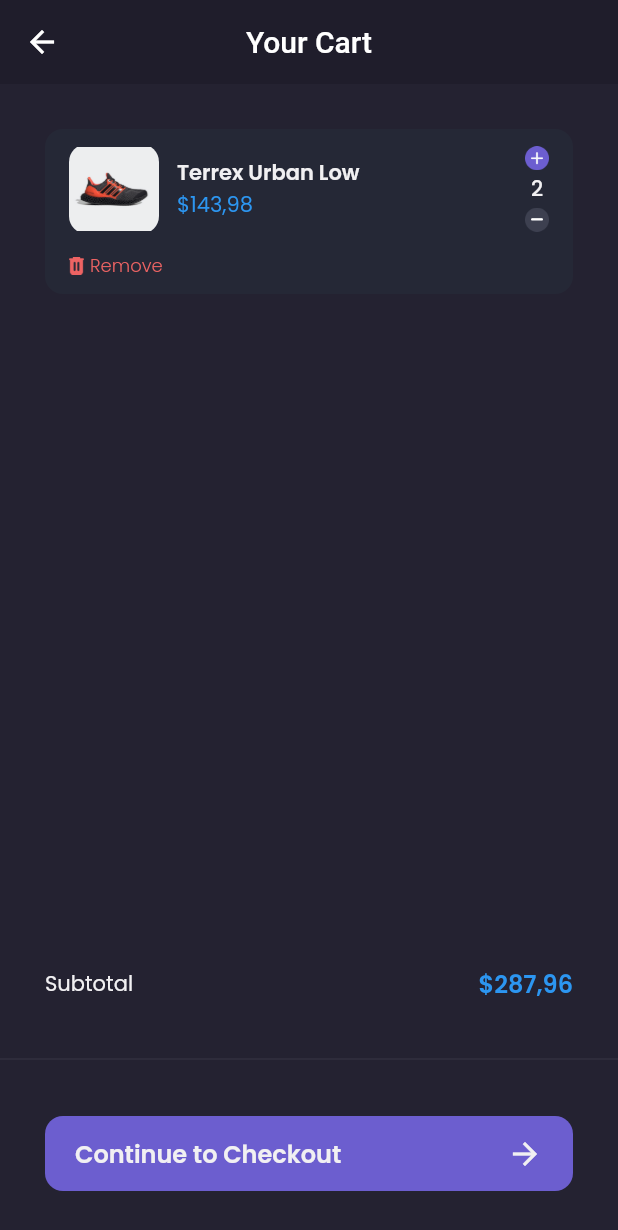
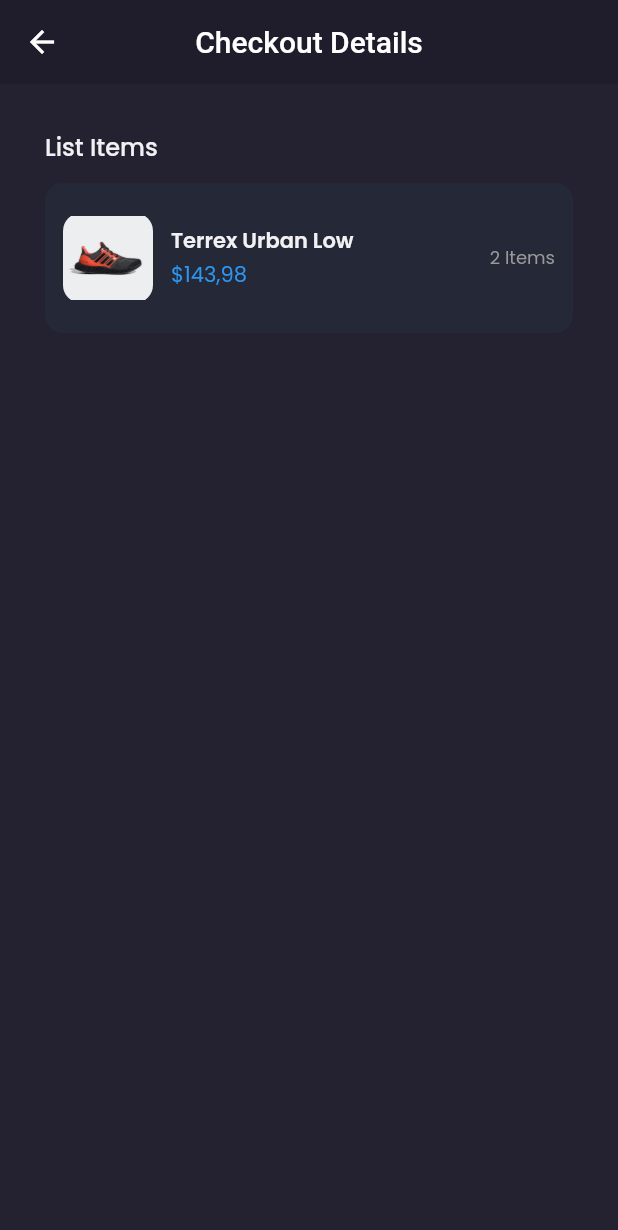
Before and after one commit to nenofetch/bwa_frontend_flutter, a Flutter app: the CartPage screen opened by its route, after a tap on "Continue to Checkout", on a phone screen of 412 x 824 dp. Shown: the top 1230 px of the screen. Run offline on Flutter 3.47's test engine with Material 2 defaults, Android fonts, the phone set to English and light mode, and no system bars; our stand-ins replace carousel_slider, google_fonts.

Commit message:
feat: adding checkout page

```diff
--- a/lib/main.dart
+++ b/lib/main.dart
@@ -1,5 +1,6 @@
 import 'package:flutter/material.dart';
 import 'package:shamo_frontend/pages/cart_page.dart';
+import 'package:shamo_frontend/pages/checkout_page.dart';
 import 'package:shamo_frontend/pages/edit_profile_page.dart';
 import 'package:shamo_frontend/pages/home/detail_chat_page.dart';
 import 'package:shamo_frontend/pages/home/main_page.dart';
@@ -26,6 +27,7 @@ class MyApp extends StatelessWidget {
         '/edit-profile': (context) => EditProfilePage(),
         '/product': (context) => ProductPage(),
         '/cart': (context) => CartPage(),
+        '/checkout': (context) => CheckoutPage(),
       },
     );
   }
--- a/lib/pages/cart_page.dart
+++ b/lib/pages/cart_page.dart
@@ -123,7 +123,9 @@ class CartPage extends StatelessWidget {
               margin: EdgeInsets.symmetric(horizontal: defaultMargin),
               height: 50,
               child: TextButton(
-                onPressed: () {},
+                onPressed: () {
+                  Navigator.pushNamed(context, '/checkout');
+                },
                 style: TextButton.styleFrom(
                   backgroundColor: primaryColor,
                   padding: EdgeInsets.symmetric(
--- /dev/null
+++ b/lib/pages/checkout_page.dart
@@ -0,0 +1,52 @@
+import 'package:flutter/material.dart';
+import 'package:shamo_frontend/themes.dart';
+import 'package:shamo_frontend/widgets/checkout_card.dart';
+
+class CheckoutPage extends StatelessWidget {
+  const CheckoutPage({super.key});
+
+  @override
+  Widget build(BuildContext context) {
+    PreferredSizeWidget header() {
+      return AppBar(
+        backgroundColor: backgroundColor1,
+        elevation: 0,
+        centerTitle: true,
+        title: Text('Checkout Details'),
+      );
+    }
+
+    Widget content() {
+      return ListView(
+        padding: EdgeInsets.symmetric(
+          horizontal: defaultMargin,
+        ),
+        children: [
+          // List items section
+          Container(
+            margin: EdgeInsets.only(top: defaultMargin),
+            child: Column(
+              crossAxisAlignment: CrossAxisAlignment.start,
+              children: [
+                Text(
+                  'List Items',
+                  style: primaryTextStyle.copyWith(
+                    fontSize: 16,
+                    fontWeight: medium,
+                  ),
+                ),
+                CheckoutCard(),
+              ],
+            ),
+          ),
+        ],
+      );
+    }
+
+    return Scaffold(
+      backgroundColor: backgroundColor3,
+      appBar: header(),
+      body: content(),
+    );
+  }
+}
--- /dev/null
+++ b/lib/widgets/checkout_card.dart
@@ -0,0 +1,63 @@
+import 'package:flutter/material.dart';
+import 'package:shamo_frontend/themes.dart';
+
+class CheckoutCard extends StatelessWidget {
+  const CheckoutCard({super.key});
+
+  @override
+  Widget build(BuildContext context) {
+    return Container(
+      margin: EdgeInsets.only(top: 12),
+      padding: EdgeInsets.symmetric(
+        horizontal: 12,
+        vertical: 20,
+      ),
+      decoration: BoxDecoration(
+        color: backgroundColor4,
+        borderRadius: BorderRadius.circular(12),
+      ),
+      child: Row(
+        children: [
+          Container(
+            width: 60,
+            height: 60,
+            decoration: BoxDecoration(
+              borderRadius: BorderRadius.circular(12),
+              image: DecorationImage(
+                image: AssetImage('assets/image_shoes.png'),
+              ),
+            ),
+          ),
+          SizedBox(
+            width: 12,
+          ),
+          Expanded(
+            child: Column(
+              crossAxisAlignment: CrossAxisAlignment.start,
+              children: [
+                Text(
+                  'Terrex Urban Low',
+                  style: primaryTextStyle.copyWith(
+                    fontWeight: semiBold,
+                  ),
+                  overflow: TextOverflow.ellipsis,
+                ),
+                SizedBox(
+                  height: 2,
+                ),
+                Text('\$143,98', style: priceTextStyle)
+              ],
+            ),
+          ),
+          SizedBox(
+            width: 12,
+          ),
+          Text(
+            '2 Items',
+            style: secondaryTextStyle.copyWith(fontSize: 12),
+          ),
+        ],
+      ),
+    );
+  }
+}
```
